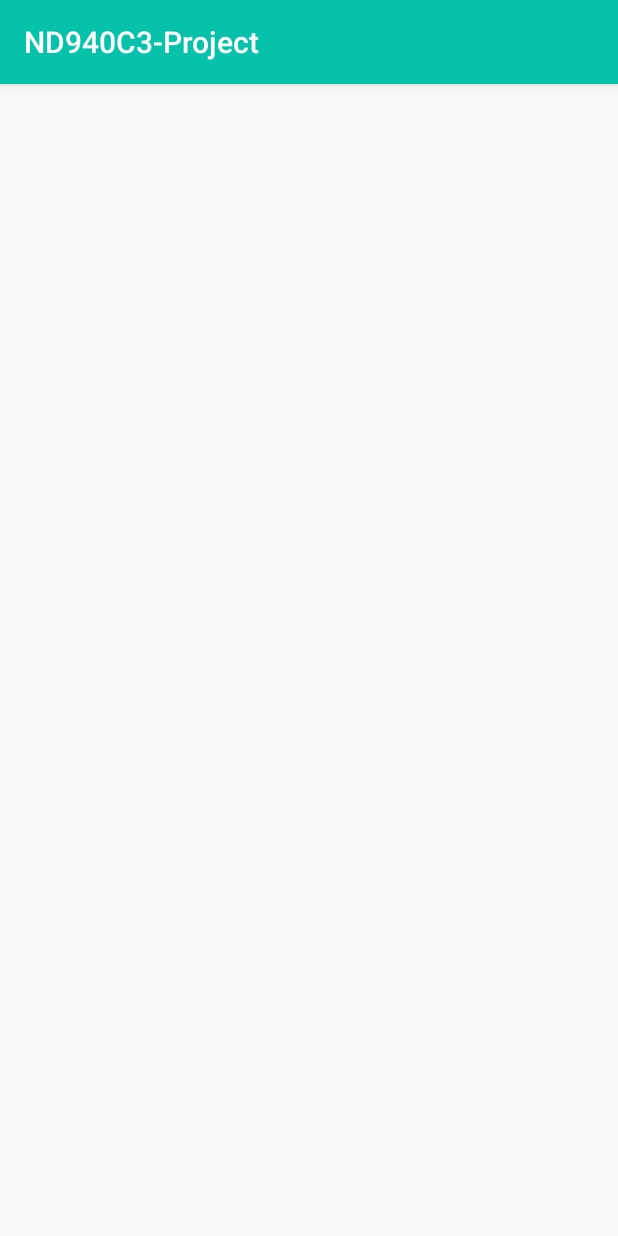
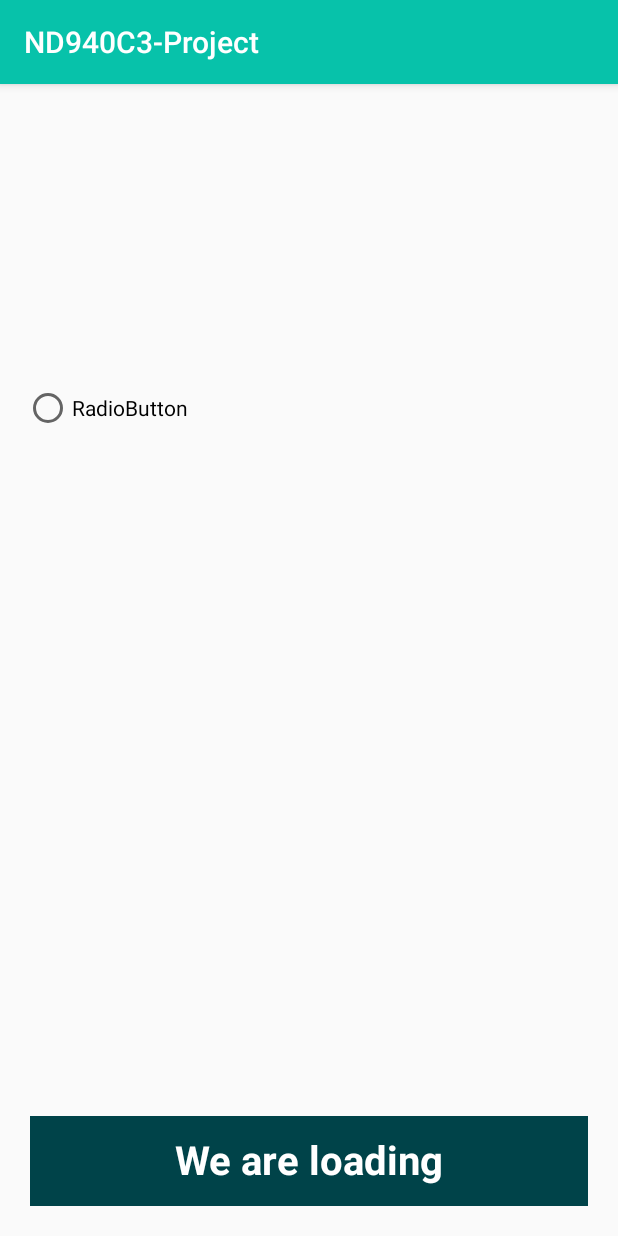
Before and after one commit to udacity/nd940-c3-advanced-android-programming-project-starter, an Android app: the screen it shows after launch (MainActivity), after a tap on an icon or button, on a phone screen of 412 x 824 dp. Run offline under Robolectric (Android 15) with nearby library versions, the phone set to English and light mode, and no system bars.

Commit message:
Loading Button

```diff
--- a/starter/app/src/main/AndroidManifest.xml
+++ b/starter/app/src/main/AndroidManifest.xml
@@ -1,6 +1,8 @@
 <?xml version="1.0" encoding="utf-8"?>
 <manifest xmlns:android="http://schemas.android.com/apk/res/android"
     package="com.udacity">
+
+    <uses-permission android:name="android.permission.INTERNET"/>
 
     <application
         android:allowBackup="true"
@@ -10,11 +12,11 @@
         android:supportsRtl="true"
         android:theme="@style/AppTheme">
         <activity
-            android:name=".DetailActivity"
+            android:name=".ui.DetailActivity"
             android:label="@string/title_activity_detail"
             android:theme="@style/AppTheme.NoActionBar"></activity>
         <activity
-            android:name=".MainActivity"
+            android:name=".ui.MainActivity"
             android:label="@string/app_name"
             android:theme="@style/AppTheme.NoActionBar">
             <intent-filter>
--- a/starter/app/src/main/java/com/udacity/LoadingButton.kt
+++ /dev/null
@@ -1,46 +0,0 @@
-package com.udacity
-
-import android.animation.ValueAnimator
-import android.content.Context
-import android.graphics.Canvas
-import android.util.AttributeSet
-import android.view.View
-import kotlin.properties.Delegates
-
-class LoadingButton @JvmOverloads constructor(
-    context: Context, attrs: AttributeSet? = null, defStyleAttr: Int = 0
-) : View(context, attrs, defStyleAttr) {
-    private var widthSize = 0
-    private var heightSize = 0
-
-    private val valueAnimator = ValueAnimator()
-
-    private var buttonState: ButtonState by Delegates.observable<ButtonState>(ButtonState.Completed) { p, old, new ->
-
-    }
-
-
-    init {
-
-    }
-
-
-    override fun onDraw(canvas: Canvas?) {
-        super.onDraw(canvas)
-
-    }
-
-    override fun onMeasure(widthMeasureSpec: Int, heightMeasureSpec: Int) {
-        val minw: Int = paddingLeft + paddingRight + suggestedMinimumWidth
-        val w: Int = resolveSizeAndState(minw, widthMeasureSpec, 1)
-        val h: Int = resolveSizeAndState(
-            MeasureSpec.getSize(w),
-            heightMeasureSpec,
-            0
-        )
-        widthSize = w
-        heightSize = h
-        setMeasuredDimension(w, h)
-    }
-
-}
--- a/starter/app/src/main/java/com/udacity/ButtonState.kt
+++ b/starter/app/src/main/java/com/udacity/domain/ButtonState.kt
@@ -1,4 +1,4 @@
-package com.udacity
+package com.udacity.domain
 
 
 sealed class ButtonState {
--- a/starter/app/src/main/java/com/udacity/DetailActivity.kt
+++ b/starter/app/src/main/java/com/udacity/ui/DetailActivity.kt
@@ -1,7 +1,8 @@
-package com.udacity
+package com.udacity.ui
 
 import android.os.Bundle
 import androidx.appcompat.app.AppCompatActivity
+import com.udacity.R
 import kotlinx.android.synthetic.main.activity_detail.*
 
 class DetailActivity : AppCompatActivity() {
--- a/starter/app/src/main/java/com/udacity/MainActivity.kt
+++ b/starter/app/src/main/java/com/udacity/ui/MainActivity.kt
@@ -1,4 +1,4 @@
-package com.udacity
+package com.udacity.ui
 
 import android.app.DownloadManager
 import android.app.NotificationManager
@@ -11,6 +11,8 @@ import android.net.Uri
 import android.os.Bundle
 import androidx.appcompat.app.AppCompatActivity
 import androidx.core.app.NotificationCompat
+import com.udacity.R
+import com.udacity.domain.ButtonState
 import kotlinx.android.synthetic.main.activity_main.*
 import kotlinx.android.synthetic.main.content_main.*
 
@@ -38,6 +40,8 @@ class MainActivity : AppCompatActivity() {
     private val receiver = object : BroadcastReceiver() {
         override fun onReceive(context: Context?, intent: Intent?) {
             val id = intent?.getLongExtra(DownloadManager.EXTRA_DOWNLOAD_ID, -1)
+            if (id == downloadID)
+                custom_button.state = ButtonState.Completed
         }
     }
 
@@ -53,12 +57,14 @@ class MainActivity : AppCompatActivity() {
         val downloadManager = getSystemService(DOWNLOAD_SERVICE) as DownloadManager
         downloadID =
             downloadManager.enqueue(request)// enqueue puts the download request in the queue.
+        custom_button.state = ButtonState.Loading
     }
 
     companion object {
         private const val URL =
             "https://github.com/udacity/nd940-c3-advanced-android-programming-project-starter/archive/master.zip"
         private const val CHANNEL_ID = "channelId"
+
     }
 
 }
--- /dev/null
+++ b/starter/app/src/main/java/com/udacity/widget/LoadingButton.kt
@@ -0,0 +1,165 @@
+package com.udacity.widget
+
+import android.animation.ValueAnimator
+import android.content.Context
+import android.graphics.Canvas
+import android.graphics.Color
+import android.graphics.Paint
+import android.graphics.Typeface
+import android.util.AttributeSet
+import android.view.View
+import android.view.animation.LinearInterpolator
+import androidx.annotation.StringRes
+import androidx.core.animation.doOnCancel
+import androidx.core.content.withStyledAttributes
+import com.udacity.R
+import com.udacity.domain.ButtonState
+import kotlin.properties.Delegates
+
+class LoadingButton @JvmOverloads constructor(
+    context: Context,
+    attrs: AttributeSet? = null,
+    defStyleAttr: Int = 0
+) : View(context, attrs, defStyleAttr) {
+
+    private var progress: Float = 0f
+
+    private var widthSize = 0
+
+    private var heightSize = 0
+
+    private var valueAnimator = ValueAnimator()
+
+    private val paint = Paint(Paint.ANTI_ALIAS_FLAG).apply {
+        style = Paint.Style.FILL
+        textAlign = Paint.Align.CENTER
+        textSize = 40.0f
+        typeface = Typeface.create( "", Typeface.BOLD)
+    }
+
+    private var textResId: Int = R.string.button_name
+
+    private var buttonColor: Int = 0
+
+    private var loadingColor: Int = 0
+
+    var state: ButtonState by Delegates.observable(ButtonState.Completed) { _, _, new ->
+        when (new) {
+            is ButtonState.Clicked -> {
+                isEnabled = false
+                updateText(R.string.button_clicked)
+            }
+            is ButtonState.Loading -> {
+                updateText(R.string.button_loading)
+                updateContentDescriptor(R.string.button_loading)
+                startLoading()
+            }
+            is ButtonState.Completed -> {
+                isEnabled = true
+                valueAnimator.cancel()
+                updateText(R.string.button_name)
+                updateContentDescriptor(R.string.button_name)
+            }
+        }
+        invalidate()
+    }
+
+    init {
+        context.withStyledAttributes(attrs, R.styleable.LoadingButton) {
+            loadingColor = getColor(R.styleable.LoadingButton_loadingColor, 0)
+            buttonColor = getColor(R.styleable.LoadingButton_backgroundColor, 0)
+        }
+        //loadingColor = ColorUtils.setAlphaComponent(buttonColor, 128)
+    }
+
+    override fun onDraw(canvas: Canvas?) {
+        super.onDraw(canvas)
+        drawButton(canvas)
+        drawLoading(canvas)
+        drawText(canvas)
+    }
+
+    override fun performClick(): Boolean {
+        if (super.performClick()) return false
+        state = ButtonState.Clicked
+        return true
+    }
+
+    override fun onMeasure(widthMeasureSpec: Int, heightMeasureSpec: Int) {
+        val minw: Int = paddingLeft + paddingRight + suggestedMinimumWidth
+        val w: Int = resolveSizeAndState(minw, widthMeasureSpec, 1)
+        val h: Int = resolveSizeAndState(
+            MeasureSpec.getSize(w),
+            heightMeasureSpec,
+            0
+        )
+        widthSize = w
+        heightSize = h
+        setMeasuredDimension(w, h)
+    }
+
+    private fun startLoading() {
+        valueAnimator.cancel()
+        valueAnimator = ValueAnimator.ofFloat(0F, widthSize.toFloat()).apply {
+            duration = 1000
+            repeatCount = ValueAnimator.INFINITE
+            repeatMode = ValueAnimator.RESTART
+            interpolator = LinearInterpolator()
+            addUpdateListener { valueAnimator ->
+                onProgress(valueAnimator)
+            }
+            doOnCancel {
+                progress = 0f
+            }
+        }
+        valueAnimator.start()
+    }
+
+    private fun onProgress(valueAnimator: ValueAnimator) {
+        progress = valueAnimator.animatedValue as Float
+        invalidate()
+    }
+
+    private fun updateText(@StringRes stringResId: Int) {
+        textResId = stringResId
+    }
+
+    private fun updateContentDescriptor(@StringRes stringResId: Int) {
+        contentDescription = resources.getString(stringResId)
+    }
+
+    private fun drawText(canvas: Canvas?) {
+        canvas ?: return
+        paint.color = Color.WHITE
+        paint.textAlign = Paint.Align.CENTER
+        val label = resources.getString(textResId)
+        val textHeight: Float = paint.descent() - paint.ascent()
+        val textOffset: Float = textHeight / 2 - paint.descent()
+        val x = widthSize.toFloat() / 2
+        val y = heightSize.toFloat() / 2 + textOffset
+        canvas.drawText(label, x, y, paint)
+    }
+
+    private fun drawLoading(canvas: Canvas?) {
+        paint.color = loadingColor
+        canvas?.drawRect(
+                0.0f,
+                0.0f,
+                progress,
+                height.toFloat(),
+                paint
+        )
+    }
+
+    private fun drawButton(canvas: Canvas?) {
+        paint.color = buttonColor
+        canvas?.drawRect(
+                0.0f,
+                0.0f,
+                width.toFloat(),
+                height.toFloat(),
+                paint
+        )
+    }
+
+}
--- a/starter/app/src/main/res/layout/activity_detail.xml
+++ b/starter/app/src/main/res/layout/activity_detail.xml
@@ -4,7 +4,7 @@
     xmlns:tools="http://schemas.android.com/tools"
     android:layout_width="match_parent"
     android:layout_height="match_parent"
-    tools:context=".DetailActivity">
+    tools:context=".ui.DetailActivity">
 
     <com.google.android.material.appbar.AppBarLayout
         android:layout_width="match_parent"
--- a/starter/app/src/main/res/layout/activity_main.xml
+++ b/starter/app/src/main/res/layout/activity_main.xml
@@ -4,7 +4,7 @@
     xmlns:tools="http://schemas.android.com/tools"
     android:layout_width="match_parent"
     android:layout_height="match_parent"
-    tools:context=".MainActivity">
+    tools:context=".ui.MainActivity">
 
     <com.google.android.material.appbar.AppBarLayout
         android:layout_width="match_parent"
--- a/starter/app/src/main/res/layout/content_detail.xml
+++ b/starter/app/src/main/res/layout/content_detail.xml
@@ -5,7 +5,7 @@
     android:layout_width="match_parent"
     android:layout_height="match_parent"
     app:layout_behavior="@string/appbar_scrolling_view_behavior"
-    tools:context=".DetailActivity"
+    tools:context=".ui.DetailActivity"
     tools:showIn="@layout/activity_detail">
 
 </androidx.constraintlayout.widget.ConstraintLayout>
--- a/starter/app/src/main/res/layout/content_main.xml
+++ b/starter/app/src/main/res/layout/content_main.xml
@@ -1,22 +1,45 @@
 <?xml version="1.0" encoding="utf-8"?>
-<androidx.constraintlayout.widget.ConstraintLayout xmlns:android="http://schemas.android.com/apk/res/android"
+<androidx.constraintlayout.widget.ConstraintLayout
+    xmlns:android="http://schemas.android.com/apk/res/android"
     xmlns:app="http://schemas.android.com/apk/res-auto"
     xmlns:tools="http://schemas.android.com/tools"
     android:id="@+id/main_layout"
     android:layout_width="match_parent"
     android:layout_height="match_parent"
     app:layout_behavior="@string/appbar_scrolling_view_behavior"
-    tools:context=".MainActivity"
+    tools:context=".ui.MainActivity"
     tools:showIn="@layout/activity_main">
 
-    <com.udacity.LoadingButton
+    <com.udacity.widget.LoadingButton
         android:id="@+id/custom_button"
         android:layout_width="0dp"
-        app:layout_constraintStart_toStartOf="parent"
-        app:layout_constraintEnd_toEndOf="parent"
         android:layout_height="60dp"
         android:layout_margin="20dp"
         app:layout_constraintBottom_toBottomOf="parent"
-        app:layout_constraintTop_toTopOf="parent" />
+        app:layout_constraintEnd_toEndOf="parent"
+        app:layout_constraintStart_toStartOf="parent"
+        app:backgroundColor="@color/colorPrimary"
+        app:loadingColor="@color/colorPrimaryDark" />
+
+    <RadioGroup
+        android:id="@+id/download_options_group"
+        android:layout_width="0dp"
+        android:layout_height="wrap_content"
+        android:layout_marginStart="16dp"
+        android:layout_marginTop="8dp"
+        android:layout_marginEnd="16dp"
+        android:layout_marginBottom="8dp"
+        app:layout_constraintBottom_toTopOf="@+id/custom_button"
+        app:layout_constraintEnd_toEndOf="parent"
+        app:layout_constraintStart_toStartOf="parent"
+        app:layout_constraintTop_toTopOf="parent"
+        app:layout_constraintVertical_bias="0.3">
+
+        <RadioButton
+            android:id="@+id/glide_button"
+            android:layout_width="match_parent"
+            android:layout_height="wrap_content"
+            android:text="RadioButton" />
+    </RadioGroup>
 
 </androidx.constraintlayout.widget.ConstraintLayout>
--- a/starter/app/src/main/res/menu/menu_main.xml
+++ b/starter/app/src/main/res/menu/menu_main.xml
@@ -1,7 +1,7 @@
 <menu xmlns:android="http://schemas.android.com/apk/res/android"
     xmlns:app="http://schemas.android.com/apk/res-auto"
     xmlns:tools="http://schemas.android.com/tools"
-    tools:context="com.udacity.MainActivity">
+    tools:context="com.udacity.ui.MainActivity">
     <item
         android:id="@+id/action_settings"
         android:orderInCategory="100"
--- a/starter/app/src/main/res/values/attrs.xml
+++ b/starter/app/src/main/res/values/attrs.xml
@@ -1,6 +1,7 @@
 <?xml version="1.0" encoding="utf-8"?>
 <resources>
     <declare-styleable name="LoadingButton">
-<!--   TODO: create custom attributes for the view-->
+        <attr name="loadingColor" format="color" />
+        <attr name="backgroundColor" format="color" />
     </declare-styleable>
 </resources>
--- a/starter/app/src/main/res/values/strings.xml
+++ b/starter/app/src/main/res/values/strings.xml
@@ -11,4 +11,5 @@
     <string name="button_name">Click me</string>
     <string name="button_loading">We are loading </string>
     <string name="title_activity_detail">DetailActivity</string>
+    <string name="button_clicked">Clicked</string>
 </resources>
```
Also changed, not shown: starter/app/build.gradle (+22 -8 lines), starter/app/src/main/java/com/udacity/ui/BindingAdapters.kt (added, +10 -0 lines), starter/build.gradle (+11 -2 lines), starter/gradle/wrapper/gradle-wrapper.properties.
